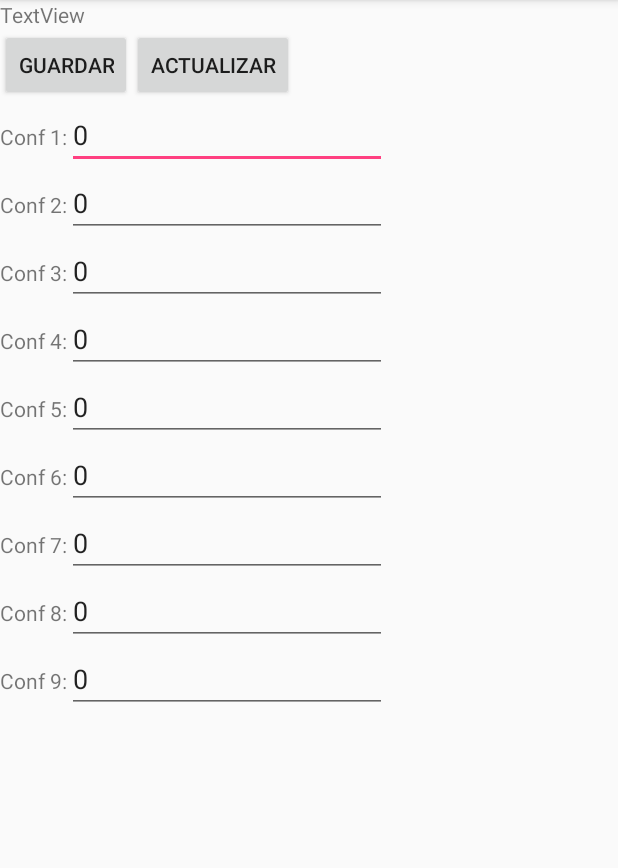
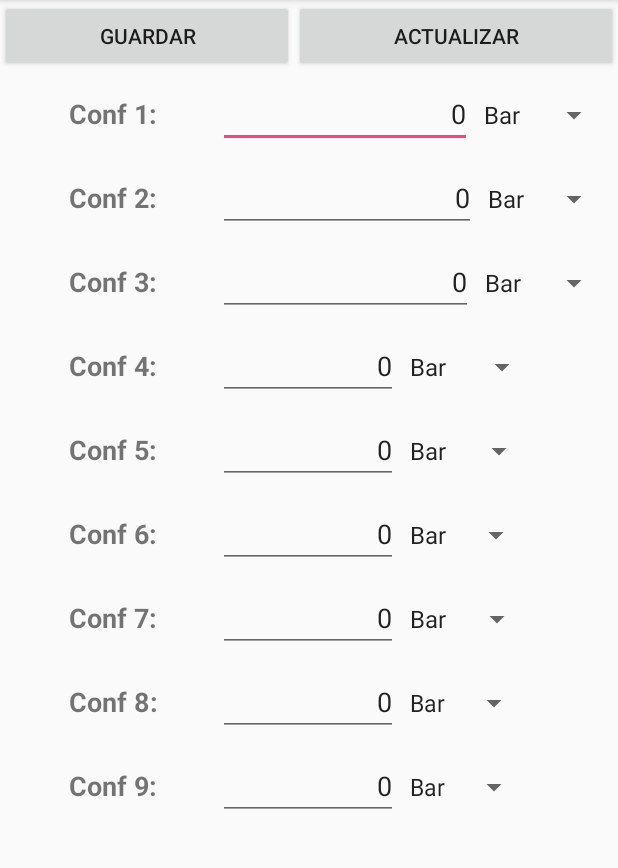
Before and after one commit to AndroidStudioProyects/TDroid-Final, an Android app: the Activity_Configuracion screen opened directly, with no data from a screen before it, on a phone screen of 412 x 824 dp, the part 84-952 px from its top. Run offline under Robolectric (Android 15) with nearby library versions, the phone set to English and light mode, and no system bars.

Commit message:
add spiners unidades

```diff
--- a/app/src/main/java/com/example/giovanazzi/tdroid/Activity_Configuracion.java
+++ b/app/src/main/java/com/example/giovanazzi/tdroid/Activity_Configuracion.java
@@ -1,12 +1,16 @@
 package com.example.giovanazzi.tdroid;
 
+import android.content.SharedPreferences;
 import android.os.AsyncTask;
 import android.os.Bundle;
 import android.support.annotation.Nullable;
 import android.support.v7.app.AppCompatActivity;
 import android.view.View;
+import android.widget.AdapterView;
+import android.widget.ArrayAdapter;
 import android.widget.Button;
 import android.widget.EditText;
+import android.widget.Spinner;
 import android.widget.TextView;
 import android.widget.Toast;
 
@@ -28,31 +32,58 @@ public class Activity_Configuracion extends AppCompatActivity {
     ClientAsyncTask client;
     Button btn_Guardar,btn_Actualizar;
     //EditText editText_IP,editText_port;
-    TextView textView,text_Conf1,text_Conf2,text_Conf3,text_Conf4,
+    TextView text_Conf1,text_Conf2,text_Conf3,text_Conf4,
             text_Conf5,text_Conf6,text_Conf7,text_Conf8,text_Conf9;
     EditText edit_Conf1,edit_Conf2,edit_Conf3,edit_Conf4,
             edit_Conf5,edit_Conf6,edit_Conf7,edit_Conf8,edit_Conf9;
     String IP_Conf,Port_Conf;
-
+    String Unidades[]={"Bar","Kg","°C","%"};
+    Spinner spin_Conf1,spin_Conf2,spin_Conf3,spin_Conf4,spin_Conf5,spin_Conf6,spin_Conf7,spin_Conf8,spin_Conf9;
+    ArrayAdapter<String> adaptador ;
+    Bundle b;
     String Conf1,Conf2,Conf3,Conf4,Conf5,Conf6,Conf7,Conf8,Conf9;
+    public SharedPreferences preferencias;
+    SharedPreferences.Editor editor;
     @Override
     protected void onCreate(@Nullable Bundle savedInstanceState) {
         super.onCreate(savedInstanceState);
         setContentView(R.layout.activity_configuracion);
         LevantarXML();
+        SetSpiners();
         Botones();
+        Spiners();
 
     }
 
     @Override
     protected void onStart() {
         super.onStart();
-        Bundle b = this.getIntent().getExtras();
-        textView.setText(b.getString("IP"));
+       // b = this.getIntent().getExtras();
+      //  IP_Conf=b.getString("IP");
+      //  Port_Conf=b.getString("PORT");
+        preferencias=getSharedPreferences("MisPref", MODE_PRIVATE);
+        IP_Conf=preferencias.getString("IP", "localhost");
+        Port_Conf=preferencias.getString("Port", "9000");
 
-        IP_Conf=b.getString("IP");
-        Port_Conf=b.getString("PORT");
+        Conf1=preferencias.getString("Conf1", "nada");
+        Conf2=preferencias.getString("Conf2", "Bar");
+        Conf3=preferencias.getString("Conf3", "Bar");
+        Conf4=preferencias.getString("Conf4", "Bar");
+        Conf5=preferencias.getString("Conf5", "Bar");
+        Conf6=preferencias.getString("Conf6", "Bar");
+        Conf7=preferencias.getString("Conf7", "Bar");
+        Conf8=preferencias.getString("Conf8", "Bar");
+        Conf9=preferencias.getString("Conf9", "Bar");
 
+        spin_Conf1.setSelection(Unidad(Conf1));
+        spin_Conf2.setSelection(Unidad(Conf2));
+        spin_Conf3.setSelection(Unidad(Conf3));
+        spin_Conf4.setSelection(Unidad(Conf4));
+        spin_Conf5.setSelection(Unidad(Conf5));
+        spin_Conf6.setSelection(Unidad(Conf6));
+        spin_Conf7.setSelection(Unidad(Conf7));
+        spin_Conf8.setSelection(Unidad(Conf8));
+        spin_Conf9.setSelection(Unidad(Conf9));
 
         client=new ClientAsyncTask();
         client.execute(IP_Conf,Port_Conf,"888");
@@ -61,7 +92,16 @@ public class Activity_Configuracion extends AppCompatActivity {
 
     void LevantarXML(){
 
-        textView=(TextView)findViewById(R.id.text_AcConf);
+        spin_Conf1=(Spinner)findViewById(R.id.spin_Conf1) ;
+        spin_Conf2=(Spinner)findViewById(R.id.spin_Conf2) ;
+        spin_Conf3=(Spinner)findViewById(R.id.spin_Conf3) ;
+        spin_Conf4=(Spinner)findViewById(R.id.spin_Conf4) ;
+        spin_Conf5=(Spinner)findViewById(R.id.spin_Conf5) ;
+        spin_Conf6=(Spinner)findViewById(R.id.spin_Conf6) ;
+        spin_Conf7=(Spinner)findViewById(R.id.spin_Conf7) ;
+        spin_Conf8=(Spinner)findViewById(R.id.spin_Conf8) ;
+        spin_Conf9=(Spinner)findViewById(R.id.spin_Conf9) ;
+
         text_Conf1=(TextView)findViewById(R.id.text_conf1);
         text_Conf2=(TextView)findViewById(R.id.text_conf2);
         text_Conf3=(TextView)findViewById(R.id.text_conf3);
@@ -87,6 +127,24 @@ public class Activity_Configuracion extends AppCompatActivity {
 
     }
 
+    void SetSpiners(){
+
+        ArrayAdapter<CharSequence> adapter =ArrayAdapter.createFromResource(this,R.array.unidades,android.R.layout.simple_spinner_item);
+        spin_Conf1.setAdapter(adapter);
+        spin_Conf2.setAdapter(adapter);
+        spin_Conf3.setAdapter(adapter);
+        spin_Conf4.setAdapter(adapter);
+        spin_Conf5.setAdapter(adapter);
+        spin_Conf6.setAdapter(adapter);
+        spin_Conf7.setAdapter(adapter);
+        spin_Conf8.setAdapter(adapter);
+        spin_Conf9.setAdapter(adapter);
+
+
+
+
+    }
+
     void Botones(){
 
         btn_Actualizar.setOnClickListener(new View.OnClickListener() {
@@ -103,6 +161,140 @@ public class Activity_Configuracion extends AppCompatActivity {
             public void onClick(View v) {
 
                 LevantarDatos();
+            }
+        });
+
+    }
+
+    void Spiners(){
+
+        spin_Conf1.setOnItemSelectedListener(new AdapterView.OnItemSelectedListener() {
+            @Override
+            public void onItemSelected(AdapterView<?> parent, View view, int position, long id) {
+
+
+                SharedPreferences.Editor editor=preferencias.edit();
+                editor.putString("Conf1",Posicion(position));
+                editor.commit();
+
+            }
+
+            @Override
+            public void onNothingSelected(AdapterView<?> parent) {
+
+            }
+        });
+
+        spin_Conf2.setOnItemSelectedListener(new AdapterView.OnItemSelectedListener() {
+            @Override
+            public void onItemSelected(AdapterView<?> parent, View view, int position, long id) {
+                editor=preferencias.edit();
+                editor.putString("Conf2",Posicion(position));
+                editor.commit();
+            }
+
+            @Override
+            public void onNothingSelected(AdapterView<?> parent) {
+
+            }
+        });
+
+        spin_Conf3.setOnItemSelectedListener(new AdapterView.OnItemSelectedListener() {
+            @Override
+            public void onItemSelected(AdapterView<?> parent, View view, int position, long id) {
+               editor=preferencias.edit();
+                editor.putString("Conf3",Posicion(position));
+                editor.commit();
+            }
+
+            @Override
+            public void onNothingSelected(AdapterView<?> parent) {
+
+            }
+        });
+
+        spin_Conf4.setOnItemSelectedListener(new AdapterView.OnItemSelectedListener() {
+            @Override
+            public void onItemSelected(AdapterView<?> parent, View view, int position, long id) {
+               editor=preferencias.edit();
+                editor.putString("Conf4",Posicion(position));
+                editor.commit();
+            }
+
+            @Override
+            public void onNothingSelected(AdapterView<?> parent) {
+
+            }
+        });
+
+        spin_Conf5.setOnItemSelectedListener(new AdapterView.OnItemSelectedListener() {
+            @Override
+            public void onItemSelected(AdapterView<?> parent, View view, int position, long id) {
+               editor=preferencias.edit();
+                editor.putString("Conf5",Posicion(position));
+                editor.commit();
+            }
+
+            @Override
+            public void onNothingSelected(AdapterView<?> parent) {
+
+            }
+        });
+
+        spin_Conf6.setOnItemSelectedListener(new AdapterView.OnItemSelectedListener() {
+            @Override
+            public void onItemSelected(AdapterView<?> parent, View view, int position, long id) {
+
+                editor=preferencias.edit();
+                editor.putString("Conf6",Posicion(position));
+                editor.commit();
+            }
+
+            @Override
+            public void onNothingSelected(AdapterView<?> parent) {
+
+            }
+        });
+
+        spin_Conf7.setOnItemSelectedListener(new AdapterView.OnItemSelectedListener() {
+            @Override
+            public void onItemSelected(AdapterView<?> parent, View view, int position, long id) {
+                editor=preferencias.edit();
+                editor.putString("Conf7",Posicion(position));
+                editor.commit();
+            }
+
+            @Override
+            public void onNothingSelected(AdapterView<?> parent) {
+
+            }
+        });
+
+        spin_Conf8.setOnItemSelectedListener(new AdapterView.OnItemSelectedListener() {
+            @Override
+            public void onItemSelected(AdapterView<?> parent, View view, int position, long id) {
+                editor=preferencias.edit();
+                editor.putString("Conf8",Posicion(position));
+                editor.commit();
+            }
+
+            @Override
+            public void onNothingSelected(AdapterView<?> parent) {
+
+            }
+        });
+
+        spin_Conf9.setOnItemSelectedListener(new AdapterView.OnItemSelectedListener() {
+            @Override
+            public void onItemSelected(AdapterView<?> parent, View view, int position, long id) {
+                editor=preferencias.edit();
+                editor.putString("Conf9",Posicion(position));
+                editor.commit();
+            }
+
+            @Override
+            public void onNothingSelected(AdapterView<?> parent) {
+
             }
         });
 
@@ -195,7 +387,34 @@ public class Activity_Configuracion extends AppCompatActivity {
         }
     }
 
+    String Posicion(int pos){
+        String value="Bar";
 
+        switch (pos){
 
+            case 0: value="Bar"; break;
+            case 1: value="°C";break;
+            case 2: value="Seg";break;
+            case 3: value="Kg";break;
+            case 4: value="%";
+        }
+
+        return value;
+    }
+
+    int Unidad(String value){
+        int posicion=0;
+
+        switch (value){
+
+            case "Bar": posicion=0; break;
+            case "°C": posicion=1;;break;
+            case "Seg": posicion=2;;break;
+            case "Kg": posicion=3;;break;
+            case "%": posicion=4;;
+        }
+
+        return posicion;
+    }
 
 }
--- a/app/src/main/java/com/example/giovanazzi/tdroid/MainActivity.java
+++ b/app/src/main/java/com/example/giovanazzi/tdroid/MainActivity.java
@@ -119,9 +119,7 @@ public class MainActivity extends AppCompatActivity {
 
                 }else{
                     Toast.makeText(getApplicationContext(),"Control Manual HABILITADO.",Toast.LENGTH_SHORT).show();
-
                 }
-
             }
         });
 
@@ -133,6 +131,7 @@ public class MainActivity extends AppCompatActivity {
                 client.execute(new String[]{IP,port,"000"});
             }
         });
+
         btn_Config.setOnClickListener(new View.OnClickListener() {
             @Override
             public void onClick(View v) {
@@ -144,14 +143,8 @@ public class MainActivity extends AppCompatActivity {
 
                 //Añadimos la información al intent
                 intento.putExtras(b);
-
                 //Iniciamos la nueva actividad
                 startActivity(intento);
-
-             /*   client=new ClientAsyncTask();
-                client.execute(new String[]{IP,port,"999"});
-                client=new ClientAsyncTask();
-                client.execute(new String[]{IP,port,"1111 2222 3333 4000 5555 6066 7000 8000 9090"});*/
 
             }
         });
--- a/app/src/main/res/layout/activity_configuracion.xml
+++ b/app/src/main/res/layout/activity_configuracion.xml
@@ -1,194 +1,317 @@
 <?xml version="1.0" encoding="utf-8"?>
 <LinearLayout xmlns:android="http://schemas.android.com/apk/res/android"
-    android:orientation="vertical" android:layout_width="match_parent"
+    android:orientation="vertical"
+    android:layout_width="match_parent"
     android:layout_height="match_parent">
 
-    <TextView
-        android:id="@+id/text_AcConf"
-        android:layout_width="wrap_content"
-        android:layout_height="wrap_content"
-        android:text="TextView" />
-
-    <LinearLayout
+    <ScrollView
     android:layout_width="match_parent"
-        android:layout_height="wrap_content"
-        android:orientation="horizontal">
-        <Button
-            android:id="@+id/btn_guardar"
-            android:layout_width="wrap_content"
-            android:layout_height="wrap_content"
-            android:text="Guardar" />
-        <Button
-            android:id="@+id/btn_Actualizar"
-            android:layout_width="wrap_content"
-            android:layout_height="wrap_content"
-            android:text="Actualizar" />
-
-
-    </LinearLayout>
-
-
+    android:layout_height="match_parent">
 
    <LinearLayout
        android:layout_width="match_parent"
        android:layout_height="wrap_content"
        android:orientation="vertical">
+
+       <LinearLayout
+                    android:layout_width="match_parent"
+                    android:layout_height="wrap_content"
+                    android:orientation="horizontal"
+           android:weightSum="1">
+
+           <Button
+               android:id="@+id/btn_guardar"
+               android:layout_width="wrap_content"
+               android:layout_height="wrap_content"
+               android:layout_weight="0.5"
+               android:text="Guardar" />
+
+           <Button
+               android:id="@+id/btn_Actualizar"
+               android:layout_width="wrap_content"
+               android:layout_height="wrap_content"
+               android:text="Actualizar"
+               android:layout_weight="0.5" />
+
+
+    </LinearLayout>
+
+       <LinearLayout
+        android:layout_width="match_parent"
+        android:layout_height="wrap_content"
+        android:orientation="vertical">
+
         <LinearLayout
                android:layout_width="wrap_content"
                android:layout_height="wrap_content"
+               android:layout_margin="5dp"
                android:orientation="horizontal">
+
             <TextView
                 android:id="@+id/text_conf1"
-                android:layout_width="wrap_content"
+                android:layout_width="140dp"
                 android:layout_height="wrap_content"
-                android:text="Conf 1:" />
+                android:text="Conf 1:"
+                android:textAlignment="center"
+                android:layout_gravity="center"
+                android:textSize="18sp"
+                android:textStyle="bold" />
+
                <EditText
                    android:id="@+id/edit_conf1"
                    android:layout_width="match_parent"
                    android:layout_height="wrap_content"
                    android:ems="10"
+                   android:gravity="end"
+                   android:layout_weight="0.33"
+                   android:maxLength="6"
                    android:inputType="number"
                    android:text="0" />
+
+               <Spinner
+                   android:id="@+id/spin_Conf1"
+                   android:layout_width="92dp"
+                   android:layout_height="wrap_content" />
            </LinearLayout>
         <LinearLayout
             android:layout_width="wrap_content"
             android:layout_height="wrap_content"
+             android:layout_margin="5dp"
             android:orientation="horizontal">
+
             <TextView
                 android:id="@+id/text_conf2"
-                android:layout_width="wrap_content"
+                android:layout_width="140dp"
                 android:layout_height="wrap_content"
-                android:text="Conf 2:" />
+                android:text="Conf 2:"
+                android:textAlignment="center"
+                android:textSize="18sp"
+                android:textStyle="bold" />
+
                <EditText
                 android:id="@+id/edit_conf2"
                 android:layout_width="match_parent"
                 android:layout_height="wrap_content"
                 android:ems="10"
                 android:inputType="number"
+                android:gravity="end"
+                android:layout_weight="1"
+                android:maxLength="6"
                 android:text="0" />
+            <Spinner
+                android:id="@+id/spin_Conf2"
+                android:layout_width="89dp"
+                android:layout_height="wrap_content" />
         </LinearLayout>
         <LinearLayout
             android:layout_width="wrap_content"
             android:layout_height="wrap_content"
+            android:layout_margin="5dp"
             android:orientation="horizontal">
+
             <TextView
                 android:id="@+id/text_conf3"
+                android:layout_width="140dp"
+                android:layout_height="wrap_content"
+                android:text="Conf 3:"
+                android:textAlignment="center"
+                android:textSize="18sp"
+                android:textStyle="bold" />
+
+            <EditText
+                android:id="@+id/edit_conf3"
                 android:layout_width="wrap_content"
                 android:layout_height="wrap_content"
-                android:text="Conf 3:" />
-            <EditText
-                android:id="@+id/edit_conf3"
-                android:layout_width="match_parent"
-                android:layout_height="wrap_content"
+                android:layout_weight="1"
                 android:ems="10"
+                android:gravity="end"
                 android:inputType="number"
+                android:maxLength="6"
                 android:text="0" />
+
+            <Spinner
+                android:id="@+id/spin_Conf3"
+                android:layout_width="91dp"
+                android:layout_height="wrap_content" />
         </LinearLayout>
         <LinearLayout
             android:layout_width="wrap_content"
             android:layout_height="wrap_content"
+            android:layout_margin="5dp"
             android:orientation="horizontal">
+
             <TextView
                 android:id="@+id/text_conf4"
-                android:layout_width="wrap_content"
+                android:layout_width="140dp"
                 android:layout_height="wrap_content"
-                android:text="Conf 4:" />
+                android:text="Conf 4:"
+                android:textAlignment="center"
+                android:textSize="18sp"
+                android:textStyle="bold" />
+
             <EditText
                 android:id="@+id/edit_conf4"
-                android:layout_width="match_parent"
+                android:layout_width="120dp"
                 android:layout_height="wrap_content"
                 android:ems="10"
+                android:gravity="end"
                 android:inputType="number"
+                android:maxLength="6"
                 android:text="0" />
+
+            <Spinner
+                android:id="@+id/spin_Conf4"
+                android:layout_width="93dp"
+                android:layout_height="wrap_content" />
         </LinearLayout>
         <LinearLayout
             android:layout_width="wrap_content"
             android:layout_height="wrap_content"
+            android:layout_margin="5dp"
             android:orientation="horizontal">
+
             <TextView
                 android:id="@+id/text_conf5"
-                android:layout_width="wrap_content"
+                android:layout_width="140dp"
                 android:layout_height="wrap_content"
-                android:text="Conf 5:" />
+                android:text="Conf 5:"
+                android:textAlignment="center"
+                android:textSize="18sp"
+                android:textStyle="bold" />
             <EditText
                 android:id="@+id/edit_conf5"
-                android:layout_width="match_parent"
+                android:layout_width="120dp"
                 android:layout_height="wrap_content"
                 android:ems="10"
                 android:inputType="number"
+                android:maxLength="6"
+                android:gravity="end"
                 android:text="0" />
+            <Spinner
+                android:id="@+id/spin_Conf5"
+                android:layout_width="91dp"
+                android:layout_height="wrap_content" />
         </LinearLayout>
         <LinearLayout
             android:layout_width="wrap_content"
             android:layout_height="wrap_content"
+            android:layout_margin="5dp"
             android:orientation="horizontal">
+
             <TextView
                 android:id="@+id/text_conf6"
-                android:layout_width="wrap_content"
+                android:layout_width="140dp"
                 android:layout_height="wrap_content"
-                android:text="Conf 6:" />
+                android:text="Conf 6:"
+                android:textAlignment="center"
+                android:textSize="18sp"
+                android:textStyle="bold" />
             <EditText
                 android:id="@+id/edit_conf6"
-                android:layout_width="match_parent"
+                android:layout_width="120dp"
                 android:layout_height="wrap_content"
                 android:ems="10"
                 android:inputType="number"
+                android:maxLength="6"
+                android:gravity="end"
                 android:text="0" />
+            <Spinner
+                android:id="@+id/spin_Conf6"
+                android:layout_width="89dp"
+                android:layout_height="wrap_content" />
         </LinearLayout>
         <LinearLayout
             android:layout_width="wrap_content"
             android:layout_height="wrap_content"
+            android:layout_margin="5dp"
             android:orientation="horizontal">
+
             <TextView
                 android:id="@+id/text_conf7"
-                android:layout_width="wrap_content"
+                android:layout_width="140dp"
                 android:layout_height="wrap_content"
-                android:text="Conf 7:" />
+                android:text="Conf 7:"
+                android:textAlignment="center"
+                android:textSize="18sp"
+                android:textStyle="bold" />
+
             <EditText
                 android:id="@+id/edit_conf7"
-                android:layout_width="match_parent"
+                android:layout_width="120dp"
                 android:layout_height="wrap_content"
                 android:ems="10"
                 android:inputType="number"
+                android:gravity="end"
+                android:maxLength="6"
                 android:text="0" />
+            <Spinner
+                android:id="@+id/spin_Conf7"
+                android:layout_width="90dp"
+                android:layout_height="wrap_content" />
         </LinearLayout>
         <LinearLayout
             android:layout_width="wrap_content"
             android:layout_height="wrap_content"
+            android:layout_margin="5dp"
             android:orientation="horizontal">
+
             <TextView
                 android:id="@+id/text_conf8"
-                android:layout_width="wrap_content"
+                android:layout_width="140dp"
                 android:layout_height="wrap_content"
-                android:text="Conf 8:" />
+                android:text="Conf 8:"
+                android:textAlignment="center"
+                android:textSize="18sp"
+                android:textStyle="bold" />
+
             <EditText
                 android:id="@+id/edit_conf8"
-                android:layout_width="match_parent"
+                android:layout_width="120dp"
                 android:layout_height="wrap_content"
                 android:ems="10"
+                android:gravity="end"
+                android:maxLength="6"
                 android:inputType="number"
                 android:text="0" />
+
+            <Spinner
+                android:id="@+id/spin_Conf8"
+                android:layout_width="88dp"
+                android:layout_height="wrap_content" />
         </LinearLayout>
         <LinearLayout
             android:layout_width="wrap_content"
             android:layout_height="wrap_content"
+            android:layout_margin="5dp"
             android:orientation="horizontal">
+
+
             <TextView
                 android:id="@+id/text_conf9"
-                android:layout_width="wrap_content"
+                android:layout_width="140dp"
                 android:layout_height="wrap_content"
-                android:text="Conf 9:" />
+                android:text="Conf 9:"
+                android:textAlignment="center"
+                android:textSize="18sp"
+                android:textStyle="bold" />
             <EditText
                 android:id="@+id/edit_conf9"
-                android:layout_width="match_parent"
+                android:layout_width="120dp"
                 android:layout_height="wrap_content"
                 android:ems="10"
+                android:gravity="end"
                 android:inputType="number"
+                android:maxLength="6"
                 android:text="0" />
+
+            <Spinner
+                android:id="@+id/spin_Conf9"
+                android:layout_width="88dp"
+                android:layout_height="wrap_content" />
         </LinearLayout>
-
 
     </LinearLayout>
 
-
    </LinearLayout>
+</ScrollView>
+</LinearLayout>
--- /dev/null
+++ b/app/src/main/res/values/array.xml
@@ -0,0 +1,13 @@
+<?xml version="1.0" encoding="utf-8"?>
+<resources>
+    <string-array name="unidades">
+        <item>Bar</item>
+        <item>°C </item>
+        <item>Seg </item>
+        <item>Kg </item>
+        <item> % </item>
+    </string-array>
+
+
+
+</resources>
```
Lines whose indentation alone changed are shown as unchanged.
